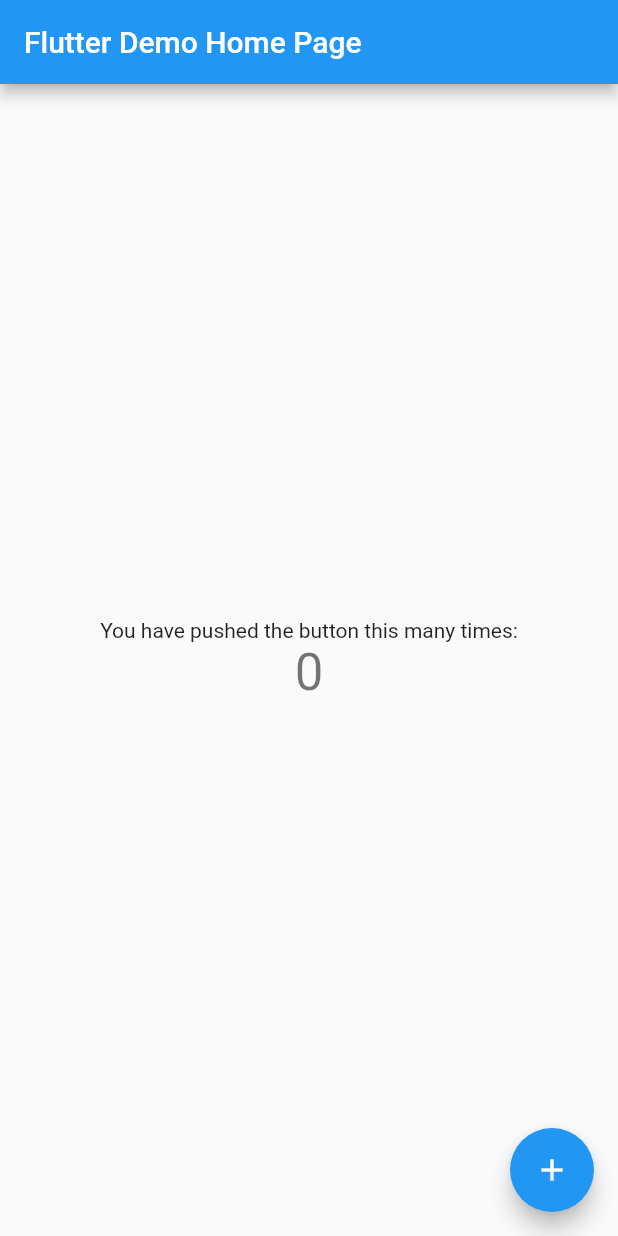
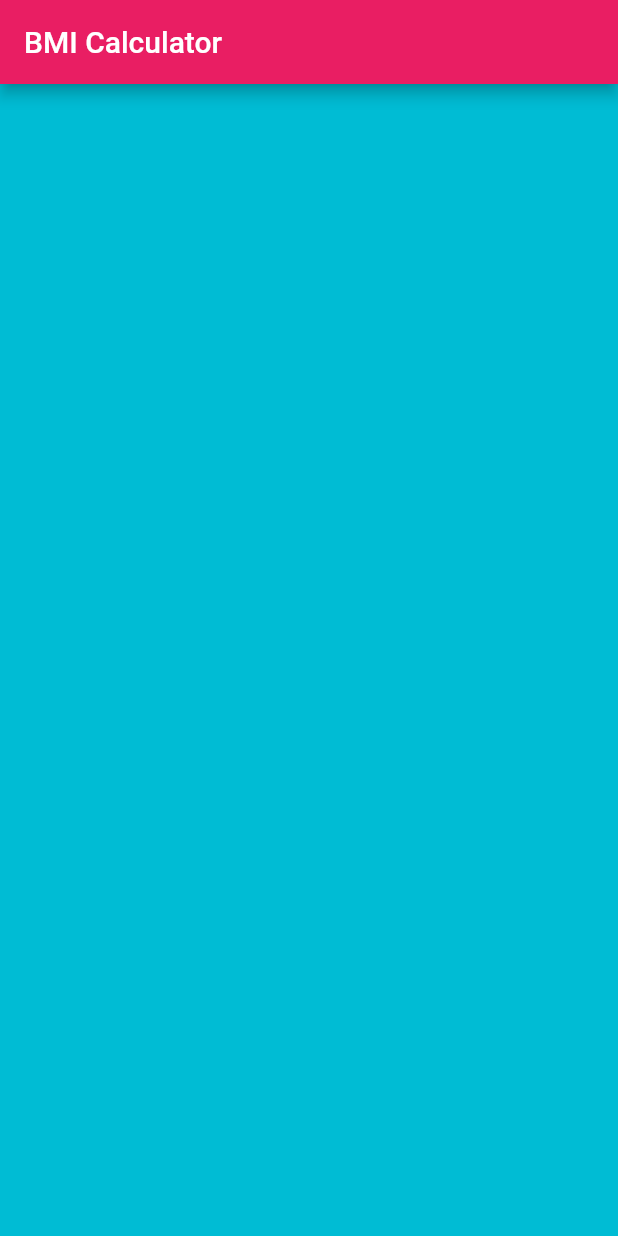
Before and after one commit to MuhammadAlikhichi/bmi_calculator, a Flutter app: the screen it shows after launch, on a phone screen of 412 x 824 dp. Run offline on Flutter 3.47's test engine with Material 2 defaults, Android fonts, the phone set to English and light mode, and no system bars.

Commit message:
Done lecture 55 :updated theme data

```diff
--- a/lib/main.dart
+++ b/lib/main.dart
@@ -1,117 +1,35 @@
+import 'package:flutter/cupertino.dart';
 import 'package:flutter/material.dart';
 
 void main() {
   runApp(MyApp());
 }
-
 class MyApp extends StatelessWidget {
-  // This widget is the root of your application.
   @override
   Widget build(BuildContext context) {
     return MaterialApp(
-      title: 'Flutter Demo',
-      theme: ThemeData(
-        // This is the theme of your application.
-        //
-        // Try running your application with "flutter run". You'll see the
-        // application has a blue toolbar. Then, without quitting the app, try
-        // changing the primarySwatch below to Colors.green and then invoke
-        // "hot reload" (press "r" in the console where you ran "flutter run",
-        // or simply save your changes to "hot reload" in a Flutter IDE).
-        // Notice that the counter didn't reset back to zero; the application
-        // is not restarted.
-        primarySwatch: Colors.blue,
-        // This makes the visual density adapt to the platform that you run
-        // the app on. For desktop platforms, the controls will be smaller and
-        // closer together (more dense) than on mobile platforms.
-        visualDensity: VisualDensity.adaptivePlatformDensity,
+      home: InputPage(),
+      theme: ThemeData.dark().copyWith(
+        primaryColor: Colors.pink,
+        scaffoldBackgroundColor: Colors.cyan,
       ),
-      home: MyHomePage(title: 'Flutter Demo Home Page'),
+
     );
   }
 }
 
-class MyHomePage extends StatefulWidget {
-  MyHomePage({Key key, this.title}) : super(key: key);
-
-  // This widget is the home page of your application. It is stateful, meaning
-  // that it has a State object (defined below) that contains fields that affect
-  // how it looks.
-
-  // This class is the configuration for the state. It holds the values (in this
-  // case the title) provided by the parent (in this case the App widget) and
-  // used by the build method of the State. Fields in a Widget subclass are
-  // always marked "final".
-
-  final String title;
-
+class InputPage extends StatefulWidget {
   @override
-  _MyHomePageState createState() => _MyHomePageState();
+  _InputPageState createState() => _InputPageState();
 }
 
-class _MyHomePageState extends State<MyHomePage> {
-  int _counter = 0;
-
-  void _incrementCounter() {
-    setState(() {
-      // This call to setState tells the Flutter framework that something has
-      // changed in this State, which causes it to rerun the build method below
-      // so that the display can reflect the updated values. If we changed
-      // _counter without calling setState(), then the build method would not be
-      // called again, and so nothing would appear to happen.
-      _counter++;
-    });
-  }
-
+class _InputPageState extends State<InputPage> {
   @override
   Widget build(BuildContext context) {
-    // This method is rerun every time setState is called, for instance as done
-    // by the _incrementCounter method above.
-    //
-    // The Flutter framework has been optimized to make rerunning build methods
-    // fast, so that you can just rebuild anything that needs updating rather
-    // than having to individually change instances of widgets.
     return Scaffold(
       appBar: AppBar(
-        // Here we take the value from the MyHomePage object that was created by
-        // the App.build method, and use it to set our appbar title.
-        title: Text(widget.title),
+        title: Text("BMI Calculator"),
       ),
-      body: Center(
-        // Center is a layout widget. It takes a single child and positions it
-        // in the middle of the parent.
-        child: Column(
-          // Column is also a layout widget. It takes a list of children and
-          // arranges them vertically. By default, it sizes itself to fit its
-          // children horizontally, and tries to be as tall as its parent.
-          //
-          // Invoke "debug painting" (press "p" in the console, choose the
-          // "Toggle Debug Paint" action from the Flutter Inspector in Android
-          // Studio, or the "Toggle Debug Paint" command in Visual Studio Code)
-          // to see the wireframe for each widget.
-          //
-          // Column has various properties to control how it sizes itself and
-          // how it positions its children. Here we use mainAxisAlignment to
-          // center the children vertically; the main axis here is the vertical
-          // axis because Columns are vertical (the cross axis would be
-          // horizontal).
-          mainAxisAlignment: MainAxisAlignment.center,
-          children: <Widget>[
-            Text(
-              'You have pushed the button this many times:',
-            ),
-            Text(
-              '$_counter',
-              style: Theme.of(context).textTheme.headline4,
-            ),
-          ],
-        ),
-      ),
-      floatingActionButton: FloatingActionButton(
-        onPressed: _incrementCounter,
-        tooltip: 'Increment',
-        child: Icon(Icons.add),
-      ), // This trailing comma makes auto-formatting nicer for build methods.
     );
   }
 }
```
